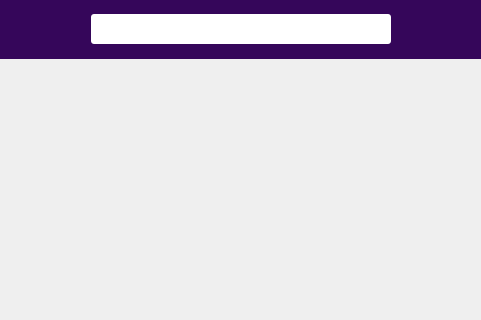
Above: untitled/mainwidget.ui from pastoria/hdses before the change; both pictures show x 0 to 481 and y 0 to 320 of the 1106 by 691 pixel window. Below: the same form after it.
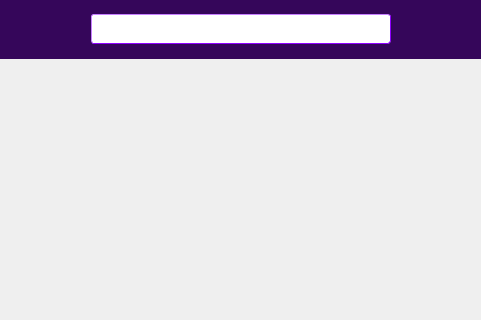
That is the form after the change. Icons and pictures are not drawn.

Commit message: develop combo box

Patch:
```diff
--- a/untitled/mainwidget.ui
+++ b/untitled/mainwidget.ui
@@ -110,10 +110,10 @@
             </property>
             <property name="styleSheet">
              <string notr="true">     QComboBox{  background-color: rgba(255, 255, 255, 1);
-                 border: 5px solid rgba(143, 0, 255, 1);
+                 border: 1px solid rgba(143, 0, 255, 1);
                  border-radius: 3px;
-                 border-width: 0; border-style:outset;
-                 padding-left: 5px;
+                 border-width: 1; border-style:outset;
+                 padding-left: 0px;
                  font-size: 18px;
                  outline:0px;
                  combobox-popup: 0;
```
The commit also changes 6 other files.
